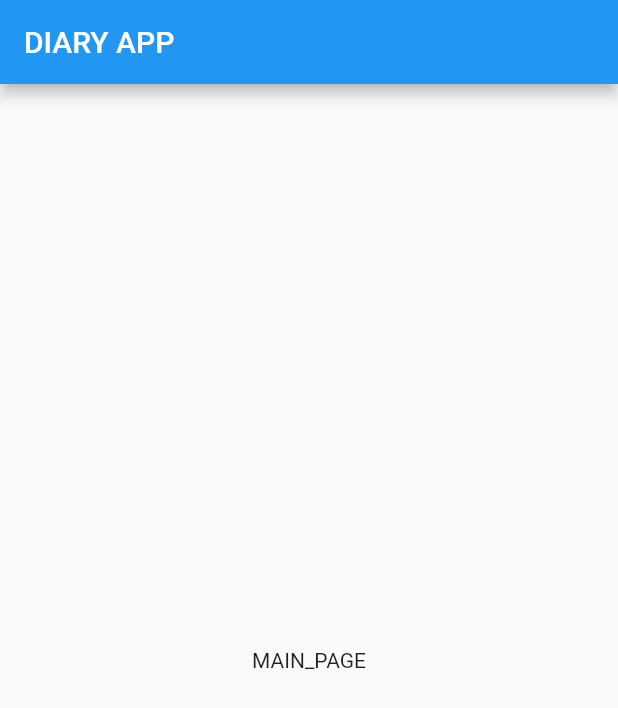
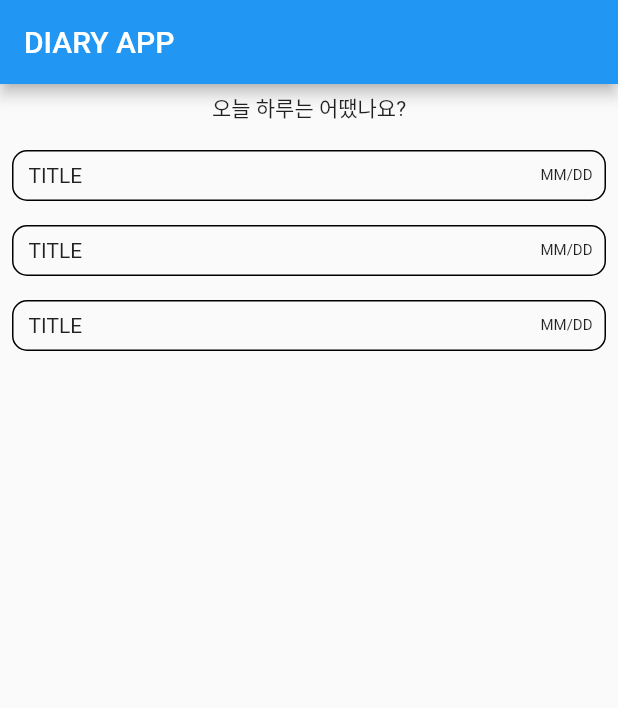
Before and after one commit to StrangeLee/diary_application, a Flutter app: the screen it shows after launch, on a phone screen of 412 x 824 dp. Shown: the top 708 px of the screen. Run offline on Flutter 3.47's test engine with Material 2 defaults, Android fonts, the phone set to English and light mode, and no system bars; drawn by our look-alikes of flutter_platform_widgets.

Commit message:
[FIX] UI update
Cupertino 디자인과 Material 디자인을 구분해서 App에 적용 시킴

```diff
--- a/lib/main.dart
+++ b/lib/main.dart
@@ -1,11 +1,36 @@
 import 'package:diary_application/main_page.dart';
+import 'package:flutter/cupertino.dart';
 import 'package:flutter/material.dart';
 import 'package:flutter_platform_widgets/flutter_platform_widgets.dart';
 
+/*
+ * Flutter로 Android는 material 디자인으로
+ * Ios는 cupertino 디자인으로 화면 구성을 할 것이다.
+ * 다이어리 앱으로 간단하게 적용해 볼 것이며
+ * 일기 추가, 삭제, 편집, 보기(다이얼로그)의 기능만 구현할 것이다.
+ */
+
+final materialThemeData = ThemeData(
+    primarySwatch: Colors.blue,
+    scaffoldBackgroundColor: Colors.white,
+    accentColor: Colors.blue,
+    appBarTheme: AppBarTheme(color: Colors.blue.shade600),
+    primaryColor: Colors.blue,
+    secondaryHeaderColor: Colors.blue,
+    canvasColor: Colors.blue,
+    backgroundColor: Colors.red,
+    textTheme: TextTheme().copyWith(body1: TextTheme().body1));
+
+final cupertinoTheme = CupertinoThemeData(
+    primaryColor: Colors.blue,
+    barBackgroundColor: Colors.blue,
+    scaffoldBackgroundColor: Colors.white);
+
 void main() {
-  runApp(
-    PlatformApp(
+  runApp(PlatformApp(
     debugShowCheckedModeBanner: false,
+    android: (_) => MaterialAppData(theme: materialThemeData),
+    ios: (_) => CupertinoAppData(theme: cupertinoTheme),
     home: MainPage(),
     title: 'Diary Application',
   ));
--- a/lib/main_page.dart
+++ b/lib/main_page.dart
@@ -11,12 +11,85 @@ class _MainPageState extends State<MainPage> {
   @override
   Widget build(BuildContext context) {
     return PlatformScaffold(
+      iosContentPadding: true,
+      iosContentBottomPadding: true,
+      android: (context) => MaterialScaffoldData(
+        // android FAB
+        floatingActionButton: FloatingActionButton(
+          onPressed: () {},
+          child: Icon(Icons.add),
+        ),
+      ),
       appBar: PlatformAppBar(
         title: PlatformText('Diary App'),
+        ios: (context) => CupertinoNavigationBarData(
+            // ios NavigatonBar Button
+            transitionBetweenRoutes: false,
+            trailing: PlatformButton(
+              padding: EdgeInsets.all(4.0),
+              child: Icon(
+                Icons.add,
+                color: Colors.black,
+              ),
+              onPressed: () {},
+            )),
       ),
-      body: Center(
-        child: PlatformText('main_page'),
+      body: _body(),
+    );
+  }
+
+  Widget _body() {
+    return Column(mainAxisAlignment: MainAxisAlignment.start, children: [
+      Padding(
+        padding: EdgeInsets.only(top: 5.0),
+        child: PlatformText(
+          '오늘 하루는 어땠나요?',
+        ),
       ),
+      SizedBox(
+        height: 10.0,
+      ),
+      Container(
+        child: ListView(
+          shrinkWrap: true,
+          children: [
+            _diaryListItem(),
+            _diaryListItem(),
+            _diaryListItem(),
+          ],
+        ),
+        alignment: Alignment.center,
+      )
+    ]);
+  }
+
+  Widget _diaryListItem() {
+    return Container(
+      margin: EdgeInsets.all(8.0),
+      decoration: BoxDecoration(
+        borderRadius: BorderRadius.circular(10.0),
+        border: Border.all(color: Colors.black),
+      ),
+      child: Padding(
+          padding: EdgeInsets.fromLTRB(10, 8, 8, 8),
+          child: Column(
+            mainAxisAlignment: MainAxisAlignment.start,
+            crossAxisAlignment: CrossAxisAlignment.start,
+            children: [
+              Row(
+                mainAxisAlignment: MainAxisAlignment.spaceBetween,
+                children: [
+                  PlatformText(
+                    'Title',
+                  ),
+                  PlatformText(
+                    'MM/dd',
+                    style: TextStyle(fontSize: 10.0),
+                  ),
+                ],
+              ),
+            ],
+          )),
     );
   }
 }
```
